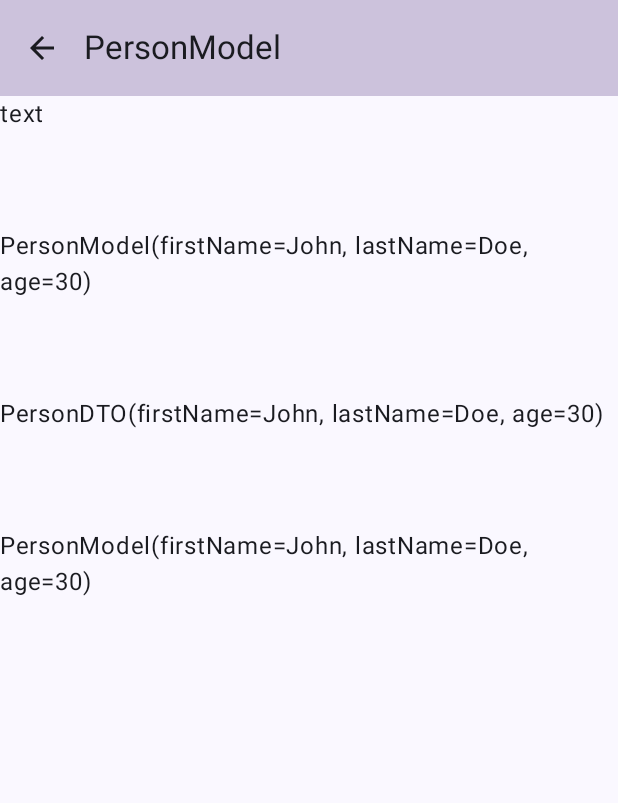
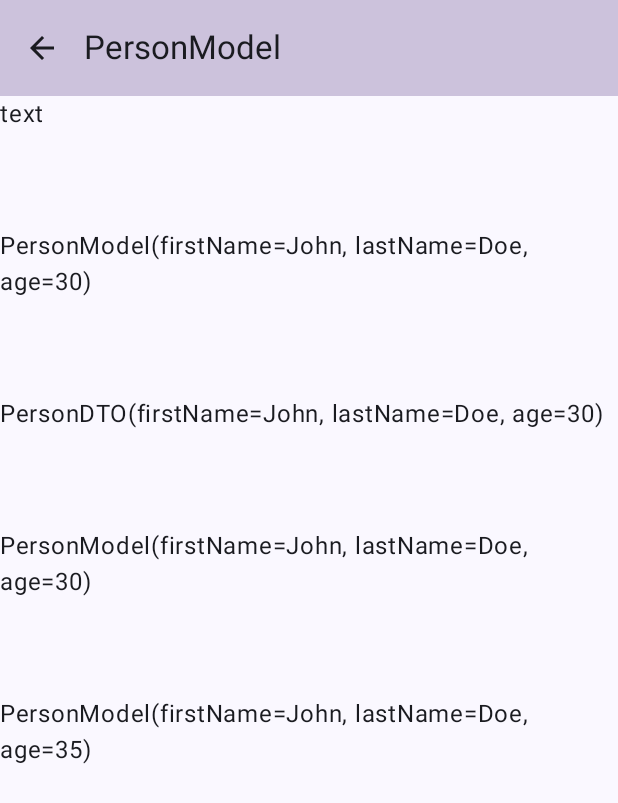
Before and after one commit to dimad2602/Kotlin_course, an Android app built with Jetpack Compose: the composable Pr27Model shown on its own in the app's theme, on a phone screen of 412 x 824 dp. Shown: the top 803 px of the screen. Run offline under Robolectric (Android 15) with nearby library versions, the phone set to English and light mode, and no system bars.

Commit message:
pr28 and Pr29 copy and Sealed class

```diff
--- a/app/src/main/java/com/example/first_empty_activity/data/mapper/person_mapper.kt
+++ b/app/src/main/java/com/example/first_empty_activity/data/mapper/person_mapper.kt
@@ -7,6 +7,6 @@ fun PersonModel.toDTO(): PersonDTO {
     return PersonDTO(firstName = this.firstName, lastName = this.lastName, age = this.age)
 }
 
-fun PersonDTO.toPerson(age: Int): PersonModel {
+fun PersonDTO.toPerson(): PersonModel {
     return PersonModel(firstName = this.firstName, lastName = this.lastName, age = this.age)
 }
--- a/app/src/main/java/com/example/first_empty_activity/ui/navigation/AppNavHost.kt
+++ b/app/src/main/java/com/example/first_empty_activity/ui/navigation/AppNavHost.kt
@@ -15,6 +15,7 @@ import com.example.first_empty_activity.ui.screens.pr23.Pr23CustomScrollViewScre
 import com.example.first_empty_activity.ui.screens.pr23.Pr23CustomScrollViewScreenPreview
 import com.example.first_empty_activity.ui.screens.pr24_25.Pr2425Screen
 import com.example.first_empty_activity.ui.screens.pr27_model.Pr27Model
+import com.example.first_empty_activity.ui.screens.pr29_sealed.Pr29Sealed
 
 
 @Composable
@@ -31,5 +32,6 @@ fun AppNavHost(
         composable("Pr23") { Pr23CustomScrollViewScreen(navController) }
         composable("Pr2425") { Pr2425Screen(navController) }
         composable("Pr27") { Pr27Model(navController) }
+        composable("Pr29") { Pr29Sealed(navController) }
     }
 }
--- a/app/src/main/java/com/example/first_empty_activity/ui/screens/home/HomeScreen.kt
+++ b/app/src/main/java/com/example/first_empty_activity/ui/screens/home/HomeScreen.kt
@@ -61,6 +61,9 @@ fun HomeScreen(navController: NavController) {
                     Button(onClick = { navController.navigate("Pr27") }) {
                         Text("Pr27 Person Model")
                     }
+                    Button(onClick = { navController.navigate("Pr29") }) {
+                        Text("Pr29 Sealed Class")
+                    }
                 }
             }
 //            Surface(modifier = Modifier.padding(innerPadding)) {
--- a/app/src/main/java/com/example/first_empty_activity/ui/screens/pr27_model/pr27_model.kt
+++ b/app/src/main/java/com/example/first_empty_activity/ui/screens/pr27_model/pr27_model.kt
@@ -8,6 +8,8 @@ import androidx.compose.runtime.Composable
 import androidx.navigation.NavController
 import com.example.first_empty_activity.ui.components.appbar.MyAppBar
 import androidx.compose.ui.Modifier
+import androidx.compose.ui.tooling.preview.Preview
+import androidx.navigation.compose.rememberNavController
 import com.example.first_empty_activity.data.mapper.toDTO
 import com.example.first_empty_activity.data.mapper.toPerson
 import com.example.first_empty_activity.data.models.person.PersonModel
@@ -27,15 +29,22 @@ fun Pr27Model(navController: NavController) {
 
         println(personDTO) // Вывод: PersonDTO(firstName=John, lastName=Doe)
 
-        val newPerson = personDTO.toPerson(age = 35)
+        val newPerson = personDTO.toPerson()
+        val copyPerson = personDTO.copy(age = 35).toPerson()
         println(newPerson) // Вывод: Person(firstName=John, lastName=Doe, age=35)
         Column {
             Text(text = "text", modifier = Modifier.padding(innerPadding))
             Text(text = person.toString(), modifier = Modifier.padding(innerPadding))
             Text(text = personDTO.toString(), modifier = Modifier.padding(innerPadding))
             Text(text = newPerson.toString(), modifier = Modifier.padding(innerPadding))
+            Text(text = copyPerson.toString(), modifier = Modifier.padding(innerPadding))
         }
-
-
     }
 }
+
+@Preview
+@Composable
+fun Pr27ModelPreview(){
+    val navController = rememberNavController()
+    Pr27Model(navController)
+}
```
Also changed, not shown: app/src/main/java/com/example/first_empty_activity/data/sealed/email_sealed.kt (added, +8 -0 lines), app/src/main/java/com/example/first_empty_activity/ui/screens/pr29_sealed/pr29_sealed.kt (added, +49 -0 lines).
